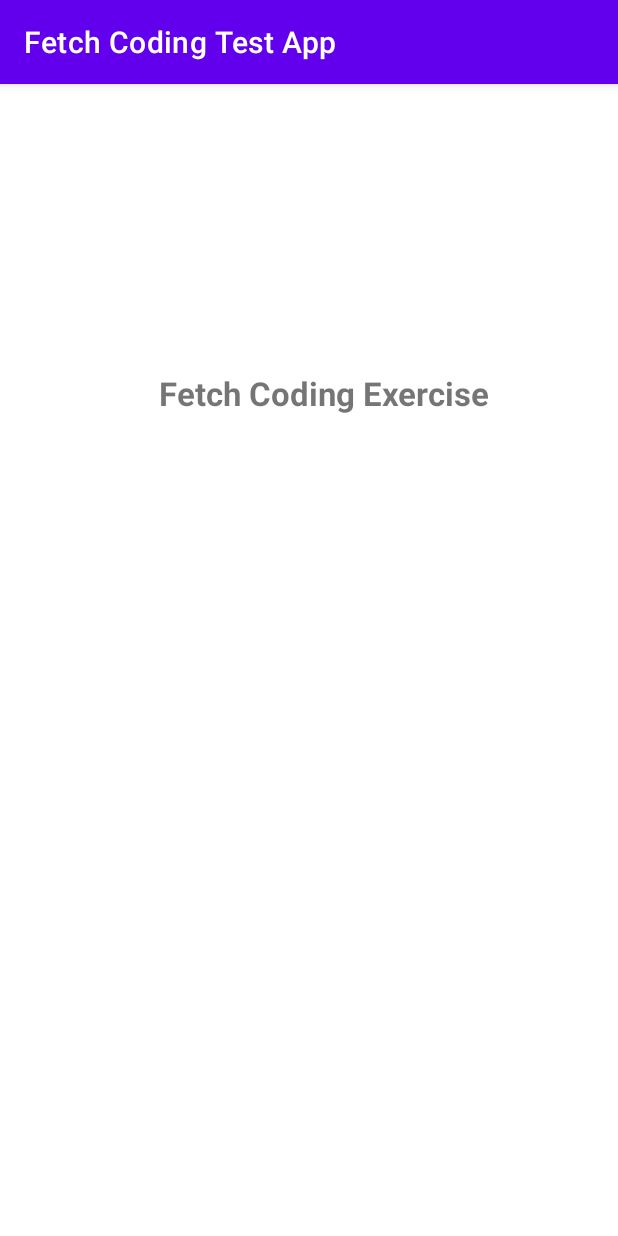
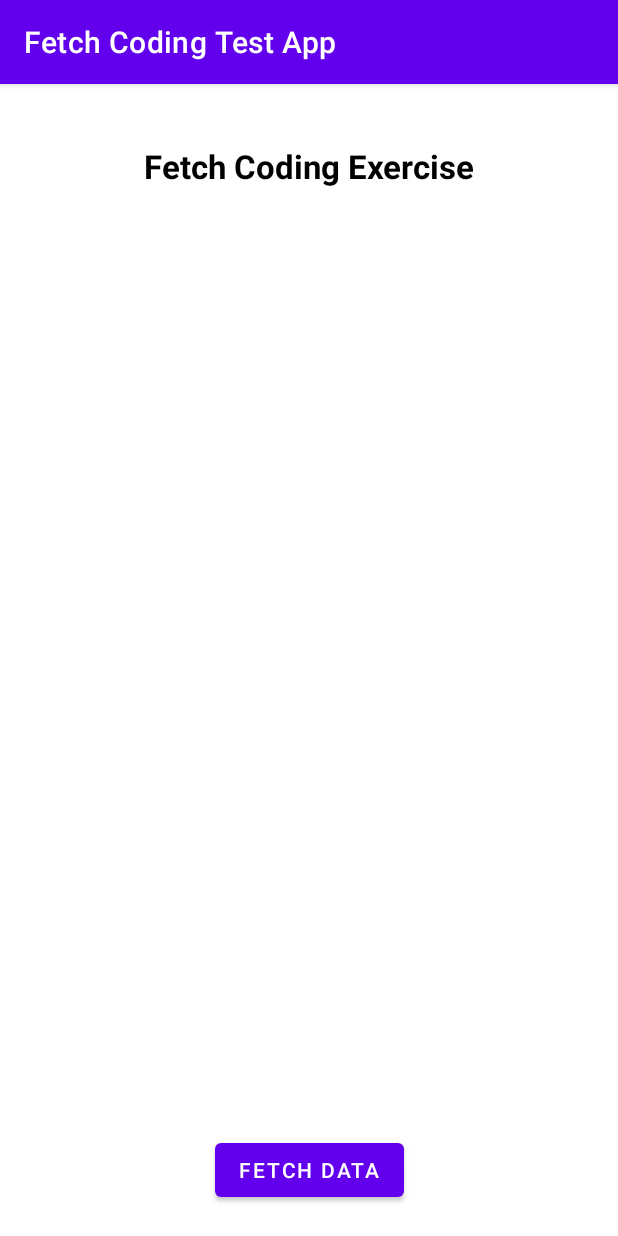
Before and after one commit to shubhamp1997/FetchCodingTestApp, an Android app: the screen it shows after launch (MainActivity), on a phone screen of 412 x 824 dp. Run offline under Robolectric (Android 15) with nearby library versions, the phone set to English and light mode, and no system bars; 1 statement that could not run was skipped.

Commit message:
Front End + Java Main

```diff
--- a/app/build.gradle
+++ b/app/build.gradle
@@ -21,6 +21,11 @@ android {
             proguardFiles getDefaultProguardFile('proguard-android-optimize.txt'), 'proguard-rules.pro'
         }
     }
+
+    buildFeatures{
+        viewBinding true
+    }
+
     compileOptions {
         sourceCompatibility JavaVersion.VERSION_1_8
         targetCompatibility JavaVersion.VERSION_1_8
--- a/app/src/main/AndroidManifest.xml
+++ b/app/src/main/AndroidManifest.xml
@@ -1,6 +1,8 @@
 <?xml version="1.0" encoding="utf-8"?>
 <manifest xmlns:android="http://schemas.android.com/apk/res/android"
     package="com.shubham.fetchcodingtestapp">
+
+    <uses-permission android:name="android.permission.INTERNET"/>
 
     <application
         android:allowBackup="true"
--- a/app/src/main/java/com/shubham/fetchcodingtestapp/MainActivity.java
+++ b/app/src/main/java/com/shubham/fetchcodingtestapp/MainActivity.java
@@ -2,13 +2,112 @@ package com.shubham.fetchcodingtestapp;
 
 import androidx.appcompat.app.AppCompatActivity;
 
+import android.app.ProgressDialog;
 import android.os.Bundle;
+import android.os.Handler;
+import android.os.HandlerThread;
+import android.widget.ArrayAdapter;
+
+import com.shubham.fetchcodingtestapp.databinding.ActivityMainBinding;
+
+import org.json.JSONArray;
+import org.json.JSONException;
+import org.json.JSONObject;
+
+import java.io.BufferedInputStream;
+import java.io.BufferedReader;
+import java.io.IOException;
+import java.io.InputStream;
+import java.io.InputStreamReader;
+import java.lang.reflect.Array;
+import java.net.HttpURLConnection;
+import java.net.MalformedURLException;
+import java.net.URL;
+import java.util.ArrayList;
+import java.util.List;
 
 public class MainActivity extends AppCompatActivity {
+
+    ActivityMainBinding binding;
+    ArrayList<String[]> itemList;
+    ArrayAdapter<String> listAdapter;
+    Handler mainHandler = new Handler();
+    ProgressDialog progressDialog;
 
     @Override
     protected void onCreate(Bundle savedInstanceState) {
         super.onCreate(savedInstanceState);
+        binding = ActivityMainBinding.inflate(getLayoutInflater());
         setContentView(R.layout.activity_main);
+        initializeItemList();
+        new fetchData().start();
+    }
+
+    private void initializeItemList(){
+        itemList = new ArrayList<>();
+        listAdapter = new ArrayAdapter<String>(this, android.R.layout.simple_list_item_1, (List<String>) itemList);
+        binding.list.setAdapter(listAdapter);
+    }
+
+    class fetchData extends Thread{
+
+        String data = "";
+
+        @Override
+        public void run(){
+
+            mainHandler.post(new Runnable() {
+                @Override
+                public void run() {
+                    progressDialog = new ProgressDialog(MainActivity.this);
+                    progressDialog.setMessage("Retrieving Data");
+                    progressDialog.setCancelable(false);
+                    progressDialog.show();
+                }
+            });
+
+            try {
+                URL url = new URL("https://fetch-hiring.s3.amazonaws.com/hiring.json");
+                HttpURLConnection connection = (HttpURLConnection) url.openConnection();
+                InputStream inputStream = connection.getInputStream();
+                BufferedReader reader = new BufferedReader(new InputStreamReader(inputStream));
+
+                String line;
+
+                while ((line=reader.readLine())!=null){
+                    data = data + line;
+                }
+
+                if(!data.isEmpty()){
+
+                    JSONArray items = new JSONArray(data);
+
+                    for (int i = 0; i < items.length(); i++) {
+                        JSONObject item = items.getJSONObject(i);
+                        String listId = item.getString("listId");
+                        String id = item.getString("id");
+                        String name = item.getString("id");
+                        String[] itemArray ={listId + id + name};
+                        itemList.add(itemArray);
+
+                    }
+                }
+            } catch (MalformedURLException e) {
+                e.printStackTrace();
+            } catch (IOException e) {
+                e.printStackTrace();
+            } catch (JSONException e) {
+                e.printStackTrace();
+            }
+
+            mainHandler.post(new Runnable() {
+                @Override
+                public void run() {
+                    if(progressDialog.isShowing()){
+                        progressDialog.dismiss();
+                    }
+                }
+            });
+        }
     }
 }
--- a/app/src/main/res/layout/activity_main.xml
+++ b/app/src/main/res/layout/activity_main.xml
@@ -4,20 +4,38 @@
     xmlns:tools="http://schemas.android.com/tools"
     android:layout_width="match_parent"
     android:layout_height="match_parent"
-    tools:context=".MainActivity">
+    tools:context=".MainActivity"
+    android:layout_marginHorizontal="16dp">
 
     <TextView
         android:id="@+id/textView2"
         android:layout_width="wrap_content"
         android:layout_height="wrap_content"
-        android:layout_marginTop="30dp"
-        android:text="Fetch Coding Exercise"
+        android:layout_marginTop="40dp"
+        android:text="@string/headline"
         android:textSize="22sp"
         android:textStyle="bold"
+        android:textColor="@color/black"
+        app:layout_constraintEnd_toEndOf="parent"
+        app:layout_constraintStart_toStartOf="parent"
+        app:layout_constraintTop_toTopOf="parent" />
+
+    <ListView
+        android:id="@+id/list"
+        android:layout_width="match_parent"
+        android:layout_height="0dp"
+        app:layout_constraintTop_toTopOf="@+id/textView2"
+        tools:layout_editor_absoluteX="1dp"
+        app:layout_constraintEnd_toEndOf="parent"
+        app:layout_constraintStart_toStartOf="parent"/>
+
+    <Button
+        android:id="@+id/button"
+        android:layout_width="wrap_content"
+        android:layout_height="wrap_content"
+        android:text="@string/fetch_data"
+        android:layout_marginBottom="20dp"
+        app:layout_constraintEnd_toEndOf="parent"
         app:layout_constraintBottom_toBottomOf="parent"
-        app:layout_constraintEnd_toEndOf="parent"
-        app:layout_constraintHorizontal_bias="0.554"
-        app:layout_constraintStart_toStartOf="parent"
-        app:layout_constraintTop_toTopOf="parent"
-        app:layout_constraintVertical_bias="0.228" />
+        app:layout_constraintStart_toStartOf="parent"/>
 </androidx.constraintlayout.widget.ConstraintLayout>
--- a/app/src/main/res/values/strings.xml
+++ b/app/src/main/res/values/strings.xml
@@ -1,3 +1,5 @@
 <resources>
     <string name="app_name">Fetch Coding Test App</string>
+    <string name="headline">Fetch Coding Exercise</string>
+    <string name="fetch_data">Fetch Data</string>
 </resources>
```
